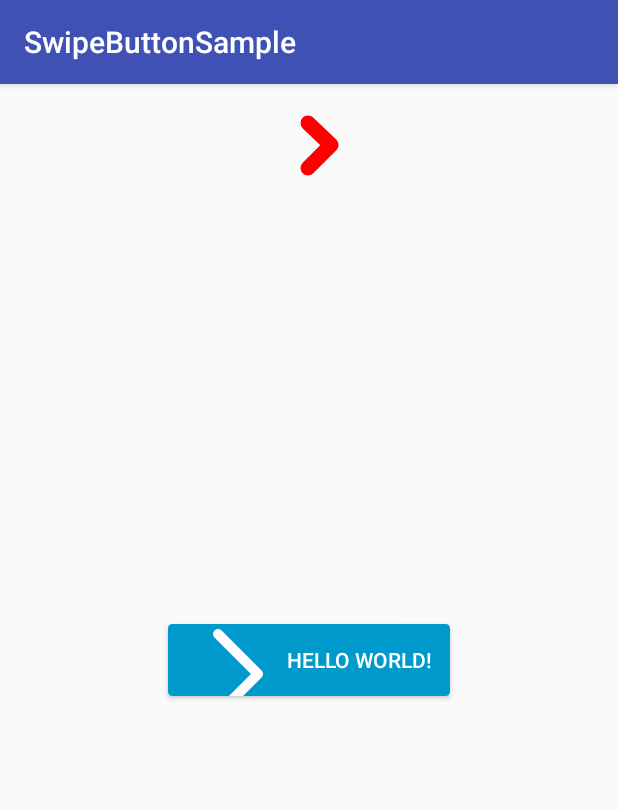
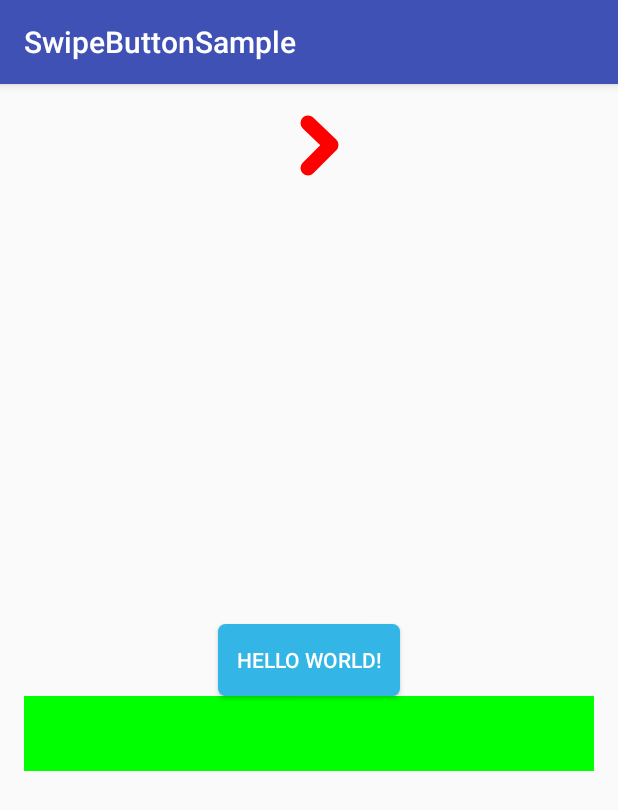
Before and after one commit to divyanshunegi/SwipeButton, an Android app: the screen it shows after launch (MainActivity), on a phone screen of 412 x 824 dp. Shown: the top 810 px of the screen. Run offline under Robolectric (Android 15) with nearby library versions, the phone set to English and light mode, and no system bars.

Commit message:
dumb color is simplified to use only color normal and color pressed values nothing else, everything else fancy will be added to this simple button

```diff
--- a/app/src/main/res/layout/activity_main.xml
+++ b/app/src/main/res/layout/activity_main.xml
@@ -13,12 +13,20 @@
 
     <divyanshu.ineractive.DumbButton
         android:id="@+id/km_label"
-        app:cornerRadius="3dp"
+        app:cornerRadius="5dp"
+        app:colorNormal="@color/blue_normal"
+        app:colorPressed="@color/red_error"
         android:textColor="#fff"
         android:layout_centerInParent="true"
         android:layout_width="wrap_content"
         android:layout_height="wrap_content"
         android:text="Hello World!" />
+    <LinearLayout
+        android:layout_width="match_parent"
+        android:layout_height="50dp"
+        android:layout_below="@id/km_label"
+        android:background="#00ff00"></LinearLayout>
+
 
     <ImageView
         android:id="@+id/image"
--- a/swipebuttonlibrary/src/main/java/divyanshu/ineractive/DumbButton.java
+++ b/swipebuttonlibrary/src/main/java/divyanshu/ineractive/DumbButton.java
@@ -3,8 +3,6 @@ package divyanshu.ineractive;
 import android.annotation.SuppressLint;
 import android.content.Context;
 import android.content.res.TypedArray;
-import android.graphics.Canvas;
-import android.graphics.Color;
 import android.graphics.drawable.Drawable;
 import android.graphics.drawable.GradientDrawable;
 import android.graphics.drawable.LayerDrawable;
@@ -13,18 +11,19 @@ import android.os.Build;
 import android.support.annotation.RequiresApi;
 import android.support.v7.widget.AppCompatButton;
 import android.util.AttributeSet;
+import android.util.Log;
+import android.util.TypedValue;
 
 import com.divyanshu.swipebutton.swipebutton.R;
-
-import divyanshu.ineractive.custom_view.PolygonalDrwable;
-
-import static android.R.attr.drawableLeft;
 
 /**
  * Created by divyanshunegi on 2/8/17.
  * Project : SwipeButtonSample
  */
 public class DumbButton extends AppCompatButton {
+
+    private int themePrimaryColor;
+    private int themePrimaryDarkColor;
     private StateListDrawable mNormalDrawable;
     private String mNormalText;
     private float cornerRadius;
@@ -47,11 +46,17 @@ public class DumbButton extends AppCompatButton {
 
     private void init(Context context, AttributeSet attrs) {
         mNormalDrawable = new StateListDrawable();
+        setupColors(context);
         if (attrs != null) {
             initAttributes(context, attrs);
         }
         mNormalText = getText().toString();
         setBackgroundCompat(mNormalDrawable);
+    }
+
+    private void setupColors(Context context) {
+        this.themePrimaryColor = getDefaultThemeColor(context,R.attr.colorPrimary);
+        this.themePrimaryDarkColor = getDefaultThemeColor(context, R.attr.colorPrimaryDark);
     }
 
     @SuppressWarnings("deprecation")
@@ -67,8 +72,7 @@ public class DumbButton extends AppCompatButton {
         } else {
             setBackgroundDrawable(mNormalDrawable);
         }
-        setPadding(pL+100, pT, pR, pB);
-
+        setPadding(pL, pT, pR, pB);
     }
 
     private void initAttributes(Context context, AttributeSet attrs) {
@@ -109,11 +113,19 @@ public class DumbButton extends AppCompatButton {
                 (GradientDrawable) getDrawable(R.drawable.rect_pressed).mutate();
         drawablePressed.setCornerRadius(getCornerRadius());
 
-        int blueDark = getColor(R.color.blue_pressed);
-        int colorPressed = attr.getColor(R.styleable.DumbButton_colorPressed, blueDark);
+        int colorPressed = attr.getColor(R.styleable.DumbButton_colorNormal, themePrimaryDarkColor);
+//        int colorPressedDefault = attr.getColor(R.styleable.DumbButton_colorNormal, themePrimaryDarkColor);
         drawablePressed.setColor(colorPressed);
 
         return drawablePressed;
+    }
+
+    private int getDefaultThemeColor(Context context,int themeColor) {
+        TypedValue typedValue = new TypedValue();
+        TypedArray a = context.obtainStyledAttributes(typedValue.data, new int[] { themeColor });
+        int color = a.getColor(0, 0);
+        a.recycle();
+        return color;
     }
 
     protected Drawable getDrawable(int id) {
@@ -130,28 +142,26 @@ public class DumbButton extends AppCompatButton {
 
     @RequiresApi(api = Build.VERSION_CODES.JELLY_BEAN)
     private LayerDrawable createNormalDrawable(TypedArray attr) {
-
         LayerDrawable drawableNormal =
                 (LayerDrawable) getDrawable(R.drawable.rect_normal).mutate();
 
-        drawableNormal.setDrawableByLayerId(R.id.iconArrow,new PolygonalDrwable(Color.WHITE,10,100,100));
+//        drawableNormal.setDrawableByLayerId(R.id.iconArrow,new PolygonalDrwable(Color.WHITE,10,100,100));
 
         GradientDrawable drawableTop =
                 (GradientDrawable) drawableNormal.getDrawable(0).mutate();
         drawableTop.setCornerRadius(getCornerRadius());
 
-        int blueDark = getColor(R.color.blue_pressed);
-        int colorPressed = attr.getColor(R.styleable.DumbButton_colorPressed, blueDark);
+        int colorPressed = attr.getColor(R.styleable.DumbButton_colorNormal, themePrimaryColor);
         drawableTop.setColor(colorPressed);
 
 //        Drawable drawableLeft =
-//                (Drawable) drawableNormal.getDrawable(1).mutate();
+//        (Drawable) drawableNormal.getDrawable(1).mutate();
 //        drawableLeft.setBounds(20,30,20,30);
         drawableNormal.invalidateSelf();
         //drawableLeft.setCornerRadius(getCornerRadius());
 
-        int bluered = getColor(R.color.red_error);
-        int colorred = attr.getColor(R.styleable.DumbButton_colorPressed, bluered);
+//        int bluered = getColor(R.color.red_error);
+//        int colorred = attr.getColor(R.styleable.DumbButton_colorPressed, bluered);
 //        drawableLeft.setColor(bluered);
 
         return drawableNormal;
--- a/swipebuttonlibrary/src/main/res/drawable/rect_normal.xml
+++ b/swipebuttonlibrary/src/main/res/drawable/rect_normal.xml
@@ -4,18 +4,16 @@
     <item>
         <shape android:shape="rectangle">
             <corners android:radius="@dimen/corner_radius" />
-            <solid android:color="@color/blue_pressed" />
+            <solid android:color="?attr/colorPrimary" />
         </shape>
     </item>
 
     <!--we can add top, left ,right,bottom-->
-    <item
-        android:id="@+id/iconArrow"
-        android:drawable="@color/blue_normal">
-        <!--<shape android:shape="rectangle" >-->
-            <!--<corners android:radius="@dimen/corner_radius" />-->
-            <!--<solid android:color="@color/blue_normal" />-->
-        <!--</shape>-->
+    <item>
+        <shape android:shape="rectangle" >
+            <corners android:radius="@dimen/corner_radius" />
+            <solid android:color="?attr/colorPrimaryDark" />
+        </shape>
     </item>
 
 </layer-list>
```
